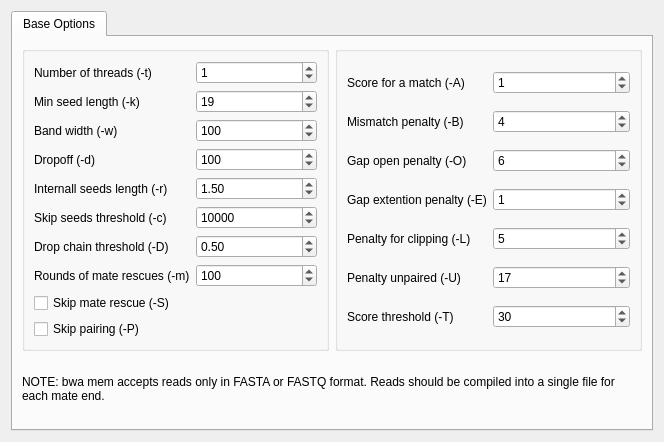
Above: src/plugins/external_tool_support/src/ui/BwaMemSettings.ui from violethaze74/ugene before the change. Below: the same form after it.
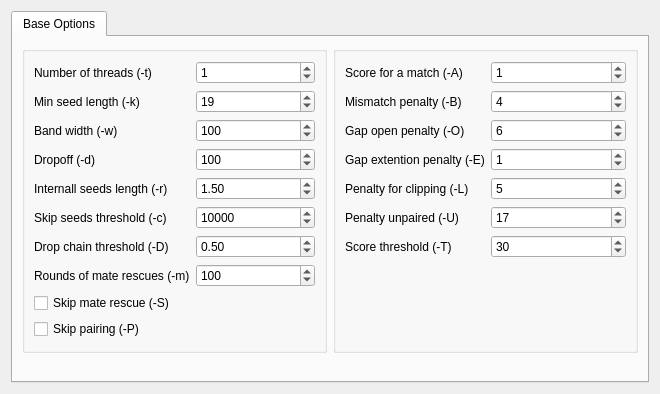
That is the form after the change.

The edit to the form file:
```diff
--- a/src/plugins/external_tool_support/src/ui/BwaMemSettings.ui
+++ b/src/plugins/external_tool_support/src/ui/BwaMemSettings.ui
@@ -6,8 +6,8 @@
    <rect>
     <x>0</x>
     <y>0</y>
-    <width>664</width>
-    <height>442</height>
+    <width>660</width>
+    <height>350</height>
    </rect>
   </property>
   <property name="minimumSize">
@@ -19,7 +19,10 @@
   <property name="windowTitle">
    <string>Form</string>
   </property>
-  <layout class="QGridLayout" name="gridLayout_8">
+  <layout class="QGridLayout" name="gridLayout">
+   <property name="sizeConstraint">
+    <enum>QLayout::SetMinAndMaxSize</enum>
+   </property>
    <item row="0" column="0">
     <widget class="QTabWidget" name="tabWidget">
      <property name="currentIndex">
@@ -29,251 +32,28 @@
       <attribute name="title">
        <string>Base Options</string>
       </attribute>
-      <layout class="QGridLayout" name="gridLayout_5">
-       <item row="0" column="1">
-        <widget class="QGroupBox" name="groupBox">
-         <layout class="QGridLayout" name="gridLayout_3">
-          <item row="1" column="1">
-           <widget class="QSpinBox" name="mismatchScoreSpinbox">
-            <property name="toolTip">
-             <string>Penalty for a mismatch</string>
-            </property>
-            <property name="value">
-             <number>4</number>
-            </property>
-           </widget>
-          </item>
-          <item row="0" column="1">
-           <widget class="QSpinBox" name="matchScoreSpinbox">
-            <property name="toolTip">
-             <string>Score for a sequence match</string>
-            </property>
-            <property name="maximum">
-             <number>9999</number>
-            </property>
-            <property name="value">
-             <number>1</number>
-            </property>
-           </widget>
-          </item>
-          <item row="0" column="0">
-           <widget class="QLabel" name="label_7">
-            <property name="layoutDirection">
-             <enum>Qt::LeftToRight</enum>
-            </property>
-            <property name="text">
-             <string>Score for a match (-A)</string>
-            </property>
-            <property name="alignment">
-             <set>Qt::AlignLeading|Qt::AlignLeft|Qt::AlignVCenter</set>
-            </property>
-            <property name="margin">
-             <number>5</number>
-            </property>
-            <property name="buddy">
-             <cstring>matchScoreSpinbox</cstring>
-            </property>
-           </widget>
-          </item>
-          <item row="1" column="0">
-           <widget class="QLabel" name="label_8">
-            <property name="layoutDirection">
-             <enum>Qt::LeftToRight</enum>
-            </property>
-            <property name="text">
-             <string>Mismatch penalty (-B)</string>
-            </property>
-            <property name="alignment">
-             <set>Qt::AlignLeading|Qt::AlignLeft|Qt::AlignVCenter</set>
-            </property>
-            <property name="margin">
-             <number>5</number>
-            </property>
-            <property name="buddy">
-             <cstring>mismatchScoreSpinbox</cstring>
-            </property>
-           </widget>
-          </item>
-          <item row="2" column="0">
-           <widget class="QLabel" name="label_17">
-            <property name="layoutDirection">
-             <enum>Qt::LeftToRight</enum>
-            </property>
-            <property name="text">
-             <string>Gap open penalty (-O)</string>
-            </property>
-            <property name="alignment">
-             <set>Qt::AlignLeading|Qt::AlignLeft|Qt::AlignVCenter</set>
-            </property>
-            <property name="margin">
-             <number>5</number>
-            </property>
-            <property name="buddy">
-             <cstring>gapOpenSpinbox</cstring>
-            </property>
-           </widget>
-          </item>
-          <item row="5" column="1">
-           <widget class="QSpinBox" name="penaltyUnpairedSpinbox">
-            <property name="toolTip">
-             <string>Penalty for an unpaired read pair</string>
-            </property>
-            <property name="value">
-             <number>17</number>
-            </property>
-           </widget>
-          </item>
-          <item row="6" column="1">
-           <widget class="QSpinBox" name="scoreThresholdSpinbox">
-            <property name="toolTip">
-             <string>Minimum score to output</string>
-            </property>
-            <property name="value">
-             <number>30</number>
-            </property>
-           </widget>
-          </item>
-          <item row="5" column="0">
-           <widget class="QLabel" name="label_20">
-            <property name="layoutDirection">
-             <enum>Qt::LeftToRight</enum>
-            </property>
-            <property name="text">
-             <string>Penalty unpaired (-U)</string>
-            </property>
-            <property name="alignment">
-             <set>Qt::AlignLeading|Qt::AlignLeft|Qt::AlignVCenter</set>
-            </property>
-            <property name="margin">
-             <number>5</number>
-            </property>
-            <property name="buddy">
-             <cstring>penaltyUnpairedSpinbox</cstring>
-            </property>
-           </widget>
-          </item>
-          <item row="4" column="1">
-           <widget class="QSpinBox" name="clippingPenSpinbox">
-            <property name="toolTip">
-             <string>Penalty for clipping </string>
-            </property>
-            <property name="value">
-             <number>5</number>
-            </property>
-           </widget>
-          </item>
-          <item row="2" column="1">
-           <widget class="QSpinBox" name="gapOpenSpinbox">
-            <property name="toolTip">
-             <string>Gap open penalty</string>
-            </property>
-            <property name="value">
-             <number>6</number>
-            </property>
-           </widget>
-          </item>
-          <item row="3" column="1">
-           <widget class="QSpinBox" name="gapExtSpinbox">
-            <property name="toolTip">
-             <string>Gap extension penalty; a gap of size k cost {-O} + {-E}*k</string>
-            </property>
-            <property name="value">
-             <number>1</number>
-            </property>
-           </widget>
-          </item>
-          <item row="4" column="0">
-           <widget class="QLabel" name="label_19">
-            <property name="layoutDirection">
-             <enum>Qt::LeftToRight</enum>
-            </property>
-            <property name="text">
-             <string>Penalty for clipping (-L)</string>
-            </property>
-            <property name="alignment">
-             <set>Qt::AlignLeading|Qt::AlignLeft|Qt::AlignVCenter</set>
-            </property>
-            <property name="margin">
-             <number>5</number>
-            </property>
-            <property name="buddy">
-             <cstring>clippingPenSpinbox</cstring>
-            </property>
-           </widget>
-          </item>
-          <item row="3" column="0">
-           <widget class="QLabel" name="label_18">
-            <property name="layoutDirection">
-             <enum>Qt::LeftToRight</enum>
-            </property>
-            <property name="text">
-             <string>Gap extention penalty (-E)</string>
-            </property>
-            <property name="alignment">
-             <set>Qt::AlignLeading|Qt::AlignLeft|Qt::AlignVCenter</set>
-            </property>
-            <property name="margin">
-             <number>5</number>
-            </property>
-            <property name="buddy">
-             <cstring>gapExtSpinbox</cstring>
-            </property>
-           </widget>
-          </item>
-          <item row="6" column="0">
-           <widget class="QLabel" name="label_37">
-            <property name="layoutDirection">
-             <enum>Qt::LeftToRight</enum>
-            </property>
-            <property name="text">
-             <string>Score threshold (-T)</string>
-            </property>
-            <property name="alignment">
-             <set>Qt::AlignLeading|Qt::AlignLeft|Qt::AlignVCenter</set>
-            </property>
-            <property name="margin">
-             <number>5</number>
-            </property>
-            <property name="buddy">
-             <cstring>scoreThresholdSpinbox</cstring>
-            </property>
-           </widget>
-          </item>
-         </layout>
-        </widget>
-       </item>
-       <item row="0" column="0">
+      <layout class="QVBoxLayout" name="verticalLayout">
+       <item>
+        <layout class="QHBoxLayout" name="horizontalLayout">
+         <property name="sizeConstraint">
+          <enum>QLayout::SetMinAndMaxSize</enum>
+         </property>
+         <item>
         <widget class="QGroupBox" name="groupBox_0">
          <property name="title">
           <string/>
          </property>
          <layout class="QGridLayout" name="gridLayout_2">
-          <item row="6" column="0">
-           <widget class="QLabel" name="label_46">
-            <property name="layoutDirection">
-             <enum>Qt::LeftToRight</enum>
+            <property name="sizeConstraint">
+             <enum>QLayout::SetMinAndMaxSize</enum>
             </property>
-            <property name="text">
-             <string>Internall seeds length (-r)</string>
-            </property>
-            <property name="alignment">
-             <set>Qt::AlignLeading|Qt::AlignLeft|Qt::AlignVCenter</set>
-            </property>
-            <property name="margin">
-             <number>5</number>
-            </property>
-            <property name="buddy">
-             <cstring>internalSeedSpinbox</cstring>
-            </property>
-           </widget>
-          </item>
-          <item row="2" column="0">
-           <widget class="QLabel" name="label_40">
+            <item row="0" column="0">
+             <widget class="QLabel" name="label_41">
             <property name="layoutDirection">
              <enum>Qt::LeftToRight</enum>
             </property>
             <property name="text">
-             <string>Min seed length (-k)</string>
+               <string>Number of threads (-t)</string>
             </property>
             <property name="alignment">
              <set>Qt::AlignLeading|Qt::AlignLeft|Qt::AlignVCenter</set>
@@ -282,23 +62,7 @@
              <number>5</number>
             </property>
             <property name="buddy">
-             <cstring>minSeedSpinbox</cstring>
-            </property>
-           </widget>
-          </item>
-          <item row="6" column="1">
-           <widget class="QDoubleSpinBox" name="internalSeedSpinbox">
-            <property name="toolTip">
-             <string>Look for internal seeds inside a seed longer than {-k} * FLOAT</string>
-            </property>
-            <property name="minimum">
-             <double>0.010000000000000</double>
-            </property>
-            <property name="maximum">
-             <double>9999.989999999999782</double>
-            </property>
-            <property name="value">
-             <double>1.500000000000000</double>
+               <cstring>numThreadsSpinbox</cstring>
             </property>
            </widget>
           </item>
@@ -315,39 +79,13 @@
             </property>
            </widget>
           </item>
-          <item row="5" column="1">
-           <widget class="QSpinBox" name="dropoffSpinbox">
-            <property name="toolTip">
-             <string>Off-diagonal X-dropoff</string>
-            </property>
-            <property name="maximum">
-             <number>99999</number>
-            </property>
-            <property name="value">
-             <number>100</number>
-            </property>
-           </widget>
-          </item>
-          <item row="4" column="1">
-           <widget class="QSpinBox" name="bandWidthSpinbox">
-            <property name="toolTip">
-             <string>Band width for banded alignment</string>
-            </property>
-            <property name="maximum">
-             <number>9999</number>
-            </property>
-            <property name="value">
-             <number>100</number>
-            </property>
-           </widget>
-          </item>
-          <item row="4" column="0">
-           <widget class="QLabel" name="label_43">
+            <item row="2" column="0">
+             <widget class="QLabel" name="label_40">
             <property name="layoutDirection">
              <enum>Qt::LeftToRight</enum>
             </property>
             <property name="text">
-             <string>Band width (-w)</string>
+               <string>Min seed length (-k)</string>
             </property>
             <property name="alignment">
              <set>Qt::AlignLeading|Qt::AlignLeft|Qt::AlignVCenter</set>
@@ -356,7 +94,7 @@
              <number>5</number>
             </property>
             <property name="buddy">
-             <cstring>bandWidthSpinbox</cstring>
+               <cstring>minSeedSpinbox</cstring>
             </property>
            </widget>
           </item>
@@ -379,13 +117,13 @@
             </property>
            </widget>
           </item>
-          <item row="0" column="0">
-           <widget class="QLabel" name="label_41">
+            <item row="4" column="0">
+             <widget class="QLabel" name="label_43">
             <property name="layoutDirection">
              <enum>Qt::LeftToRight</enum>
             </property>
             <property name="text">
-             <string>Number of threads (-t)</string>
+               <string>Band width (-w)</string>
             </property>
             <property name="alignment">
              <set>Qt::AlignLeading|Qt::AlignLeft|Qt::AlignVCenter</set>
@@ -394,7 +132,20 @@
              <number>5</number>
             </property>
             <property name="buddy">
-             <cstring>numThreadsSpinbox</cstring>
+               <cstring>bandWidthSpinbox</cstring>
+              </property>
+             </widget>
+            </item>
+            <item row="4" column="1">
+             <widget class="QSpinBox" name="bandWidthSpinbox">
+              <property name="toolTip">
+               <string>Band width for banded alignment</string>
+              </property>
+              <property name="maximum">
+               <number>9999</number>
+              </property>
+              <property name="value">
+               <number>100</number>
             </property>
            </widget>
           </item>
@@ -417,6 +168,54 @@
             </property>
            </widget>
           </item>
+            <item row="5" column="1">
+             <widget class="QSpinBox" name="dropoffSpinbox">
+              <property name="toolTip">
+               <string>Off-diagonal X-dropoff</string>
+              </property>
+              <property name="maximum">
+               <number>99999</number>
+              </property>
+              <property name="value">
+               <number>100</number>
+              </property>
+             </widget>
+            </item>
+            <item row="6" column="0">
+             <widget class="QLabel" name="label_46">
+              <property name="layoutDirection">
+               <enum>Qt::LeftToRight</enum>
+              </property>
+              <property name="text">
+               <string>Internall seeds length (-r)</string>
+              </property>
+              <property name="alignment">
+               <set>Qt::AlignLeading|Qt::AlignLeft|Qt::AlignVCenter</set>
+              </property>
+              <property name="margin">
+               <number>5</number>
+              </property>
+              <property name="buddy">
+               <cstring>internalSeedSpinbox</cstring>
+              </property>
+             </widget>
+            </item>
+            <item row="6" column="1">
+             <widget class="QDoubleSpinBox" name="internalSeedSpinbox">
+              <property name="toolTip">
+               <string>Look for internal seeds inside a seed longer than {-k} * FLOAT</string>
+              </property>
+              <property name="minimum">
+               <double>0.010000000000000</double>
+              </property>
+              <property name="maximum">
+               <double>9999.989999999999782</double>
+              </property>
+              <property name="value">
+               <double>1.500000000000000</double>
+              </property>
+             </widget>
+            </item>
           <item row="7" column="0">
            <widget class="QLabel" name="label_47">
             <property name="layoutDirection">
@@ -539,13 +338,260 @@
             </property>
            </widget>
           </item>
+            <item row="12" column="0">
+             <spacer name="verticalSpacer_2">
+              <property name="orientation">
+               <enum>Qt::Vertical</enum>
+              </property>
+              <property name="sizeHint" stdset="0">
+               <size>
+                <width>20</width>
+                <height>0</height>
+               </size>
+              </property>
+             </spacer>
+            </item>
          </layout>
         </widget>
        </item>
-       <item row="1" column="0" colspan="2">
+         <item>
+          <widget class="QGroupBox" name="groupBox">
+           <layout class="QGridLayout" name="gridLayout_3">
+            <property name="sizeConstraint">
+             <enum>QLayout::SetMinAndMaxSize</enum>
+            </property>
+            <item row="0" column="0">
+             <widget class="QLabel" name="label_7">
+              <property name="layoutDirection">
+               <enum>Qt::LeftToRight</enum>
+              </property>
+              <property name="text">
+               <string>Score for a match (-A)</string>
+              </property>
+              <property name="alignment">
+               <set>Qt::AlignLeading|Qt::AlignLeft|Qt::AlignVCenter</set>
+              </property>
+              <property name="margin">
+               <number>5</number>
+              </property>
+              <property name="buddy">
+               <cstring>matchScoreSpinbox</cstring>
+              </property>
+             </widget>
+            </item>
+            <item row="0" column="1">
+             <widget class="QSpinBox" name="matchScoreSpinbox">
+              <property name="toolTip">
+               <string>Score for a sequence match</string>
+              </property>
+              <property name="maximum">
+               <number>9999</number>
+              </property>
+              <property name="value">
+               <number>1</number>
+              </property>
+             </widget>
+            </item>
+            <item row="1" column="0">
+             <widget class="QLabel" name="label_8">
+              <property name="layoutDirection">
+               <enum>Qt::LeftToRight</enum>
+              </property>
+              <property name="text">
+               <string>Mismatch penalty (-B)</string>
+              </property>
+              <property name="alignment">
+               <set>Qt::AlignLeading|Qt::AlignLeft|Qt::AlignVCenter</set>
+              </property>
+              <property name="margin">
+               <number>5</number>
+              </property>
+              <property name="buddy">
+               <cstring>mismatchScoreSpinbox</cstring>
+              </property>
+             </widget>
+            </item>
+            <item row="1" column="1">
+             <widget class="QSpinBox" name="mismatchScoreSpinbox">
+              <property name="toolTip">
+               <string>Penalty for a mismatch</string>
+              </property>
+              <property name="value">
+               <number>4</number>
+              </property>
+             </widget>
+            </item>
+            <item row="2" column="0">
+             <widget class="QLabel" name="label_17">
+              <property name="layoutDirection">
+               <enum>Qt::LeftToRight</enum>
+              </property>
+              <property name="text">
+               <string>Gap open penalty (-O)</string>
+              </property>
+              <property name="alignment">
+               <set>Qt::AlignLeading|Qt::AlignLeft|Qt::AlignVCenter</set>
+              </property>
+              <property name="margin">
+               <number>5</number>
+              </property>
+              <property name="buddy">
+               <cstring>gapOpenSpinbox</cstring>
+              </property>
+             </widget>
+            </item>
+            <item row="2" column="1">
+             <widget class="QSpinBox" name="gapOpenSpinbox">
+              <property name="toolTip">
+               <string>Gap open penalty</string>
+              </property>
+              <property name="value">
+               <number>6</number>
+              </property>
+             </widget>
+            </item>
+            <item row="3" column="0">
+             <widget class="QLabel" name="label_18">
+              <property name="layoutDirection">
+               <enum>Qt::LeftToRight</enum>
+              </property>
+              <property name="text">
+               <string>Gap extention penalty (-E)</string>
+              </property>
+              <property name="alignment">
+               <set>Qt::AlignLeading|Qt::AlignLeft|Qt::AlignVCenter</set>
+              </property>
+              <property name="margin">
+               <number>5</number>
+              </property>
+              <property name="buddy">
+               <cstring>gapExtSpinbox</cstring>
+              </property>
+             </widget>
+            </item>
+            <item row="3" column="1">
+             <widget class="QSpinBox" name="gapExtSpinbox">
+              <property name="toolTip">
+               <string>Gap extension penalty; a gap of size k cost {-O} + {-E}*k</string>
+              </property>
+              <property name="value">
+               <number>1</number>
+              </property>
+             </widget>
+            </item>
+            <item row="4" column="0">
+             <widget class="QLabel" name="label_19">
+              <property name="layoutDirection">
+               <enum>Qt::LeftToRight</enum>
+              </property>
+              <property name="text">
+               <string>Penalty for clipping (-L)</string>
+              </property>
+              <property name="alignment">
+               <set>Qt::AlignLeading|Qt::AlignLeft|Qt::AlignVCenter</set>
+              </property>
+              <property name="margin">
+               <number>5</number>
+              </property>
+              <property name="buddy">
+               <cstring>clippingPenSpinbox</cstring>
+              </property>
+             </widget>
+            </item>
+            <item row="4" column="1">
+             <widget class="QSpinBox" name="clippingPenSpinbox">
+              <property name="toolTip">
+               <string>Penalty for clipping </string>
+              </property>
+              <property name="value">
+               <number>5</number>
+              </property>
+             </widget>
+            </item>
+            <item row="5" column="0">
+             <widget class="QLabel" name="label_20">
+              <property name="layoutDirection">
+               <enum>Qt::LeftToRight</enum>
+              </property>
+              <property name="text">
+               <string>Penalty unpaired (-U)</string>
+              </property>
+              <property name="alignment">
+               <set>Qt::AlignLeading|Qt::AlignLeft|Qt::AlignVCenter</set>
+              </property>
+              <property name="margin">
+               <number>5</number>
+              </property>
+              <property name="buddy">
+               <cstring>penaltyUnpairedSpinbox</cstring>
+              </property>
+             </widget>
+            </item>
+            <item row="5" column="1">
+             <widget class="QSpinBox" name="penaltyUnpairedSpinbox">
+              <property name="toolTip">
+               <string>Penalty for an unpaired read pair</string>
+              </property>
+              <property name="value">
+               <number>17</number>
+              </property>
+             </widget>
+            </item>
+            <item row="6" column="0">
+             <widget class="QLabel" name="label_37">
+              <property name="layoutDirection">
+               <enum>Qt::LeftToRight</enum>
+              </property>
+              <property name="text">
+               <string>Score threshold (-T)</string>
+              </property>
+              <property name="alignment">
+               <set>Qt::AlignLeading|Qt::AlignLeft|Qt::AlignVCenter</set>
+              </property>
+              <property name="margin">
+               <number>5</number>
+              </property>
+              <property name="buddy">
+               <cstring>scoreThresholdSpinbox</cstring>
+              </property>
+             </widget>
+            </item>
+            <item row="6" column="1">
+             <widget class="QSpinBox" name="scoreThresholdSpinbox">
+              <property name="toolTip">
+               <string>Minimum score to output</string>
+              </property>
+              <property name="value">
+               <number>30</number>
+              </property>
+             </widget>
+            </item>
+            <item row="7" column="0">
+             <spacer name="verticalSpacer">
+              <property name="orientation">
+               <enum>Qt::Vertical</enum>
+              </property>
+              <property name="sizeHint" stdset="0">
+               <size>
+                <width>20</width>
+                <height>40</height>
+               </size>
+              </property>
+             </spacer>
+            </item>
+           </layout>
+          </widget>
+         </item>
+        </layout>
+       </item>
+       <item>
         <widget class="QLabel" name="label">
          <property name="text">
-          <string>NOTE: bwa mem accepts reads only in FASTA or FASTQ format. Reads should be compiled into a single file for each mate end.</string>
+          <string>&lt;!DOCTYPE HTML PUBLIC &quot;-//W3C//DTD HTML 4.0//EN&quot; &quot;http://www.w3.org/TR/REC-html40/strict.dtd&quot;&gt;
+&lt;html&gt;&lt;head&gt;&lt;meta name=&quot;qrichtext&quot; content=&quot;1&quot; /&gt;&lt;style type=&quot;text/css&quot;&gt;
+p, li { white-space: pre-wrap; }
+&lt;/style&gt;&lt;/head&gt;&lt;body style=&quot; font-family:'MS Shell Dlg 2'; font-size:8.25pt; font-weight:400; font-style:normal;&quot;&gt;
+&lt;p style=&quot;-qt-paragraph-type:empty; margin-top:0px; margin-bottom:0px; margin-left:0px; margin-right:0px; -qt-block-indent:0; text-indent:0px; font-size:8pt;&quot;&gt;&lt;/p&gt;&lt;/body&gt;&lt;/html&gt;</string>
          </property>
          <property name="wordWrap">
           <bool>true</bool>
```
Lines whose indentation alone changed are shown as unchanged.
